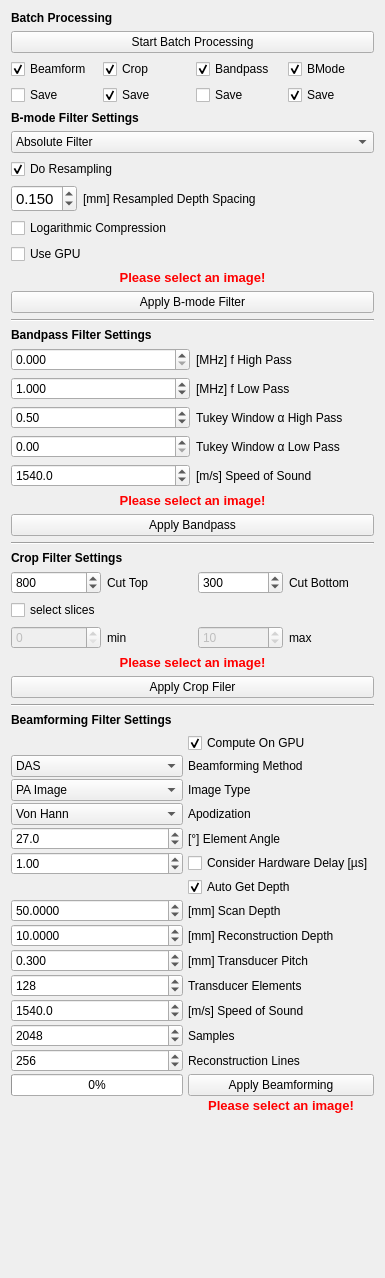
MITK/MITK, file Plugins/org.mitk.gui.qt.photoacoustics.imageprocessing/src/internal/PAImageProcessingControls.ui: the form before one commit.
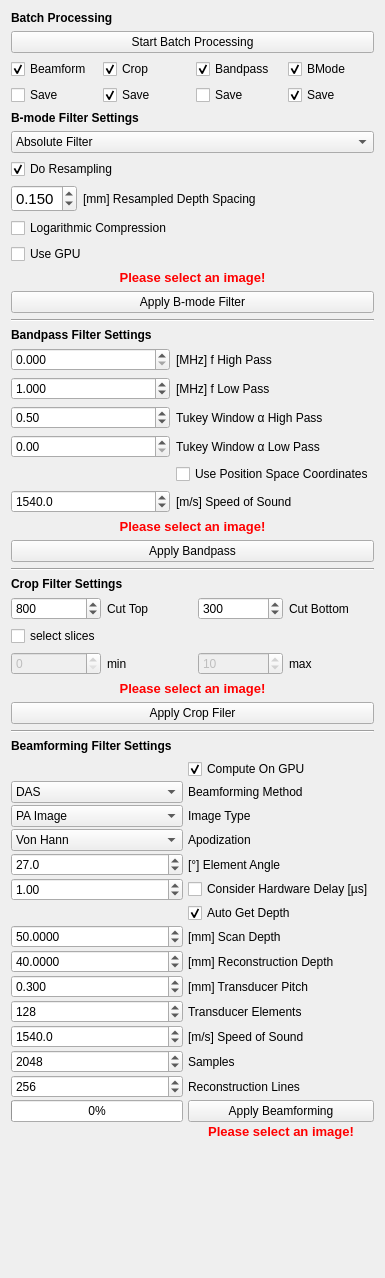
The form after the commit.

Commit message: Fixed the Bandpass Frequencies to have the correct meaning and range Added a checkbox to choose whether one bandpasses an image in position space or in time coordinates

Patch:
```diff
--- a/Plugins/org.mitk.gui.qt.photoacoustics.imageprocessing/src/internal/PAImageProcessingControls.ui
+++ b/Plugins/org.mitk.gui.qt.photoacoustics.imageprocessing/src/internal/PAImageProcessingControls.ui
@@ -335,7 +335,7 @@
            </property>
           </widget>
          </item>
-         <item row="5" column="0">
+         <item row="6" column="0">
           <widget class="QDoubleSpinBox" name="BPSpeedOfSound">
            <property name="decimals">
             <number>1</number>
@@ -354,7 +354,7 @@
            </property>
           </widget>
          </item>
-         <item row="5" column="1">
+         <item row="6" column="1">
           <widget class="QLabel" name="label_11">
            <property name="text">
             <string>[m/s] Speed of Sound</string>
@@ -404,6 +404,16 @@
            </property>
           </widget>
          </item>
+         <item row="5" column="1">
+          <widget class="QCheckBox" name="IsBFImage">
+           <property name="toolTip">
+            <string>If not checked, treat input as raw US/PA data with Y-axis a time coordinate [us]</string>
+           </property>
+           <property name="text">
+            <string>Use Position Space Coordinates</string>
+           </property>
+          </widget>
+         </item>
         </layout>
        </item>
        <item>
@@ -959,7 +969,7 @@
           <double>0.100000000000000</double>
          </property>
          <property name="value">
-          <double>10.000000000000000</double>
+          <double>40.000000000000000</double>
          </property>
         </widget>
        </item>
```
The commit also changes 6 other files.
